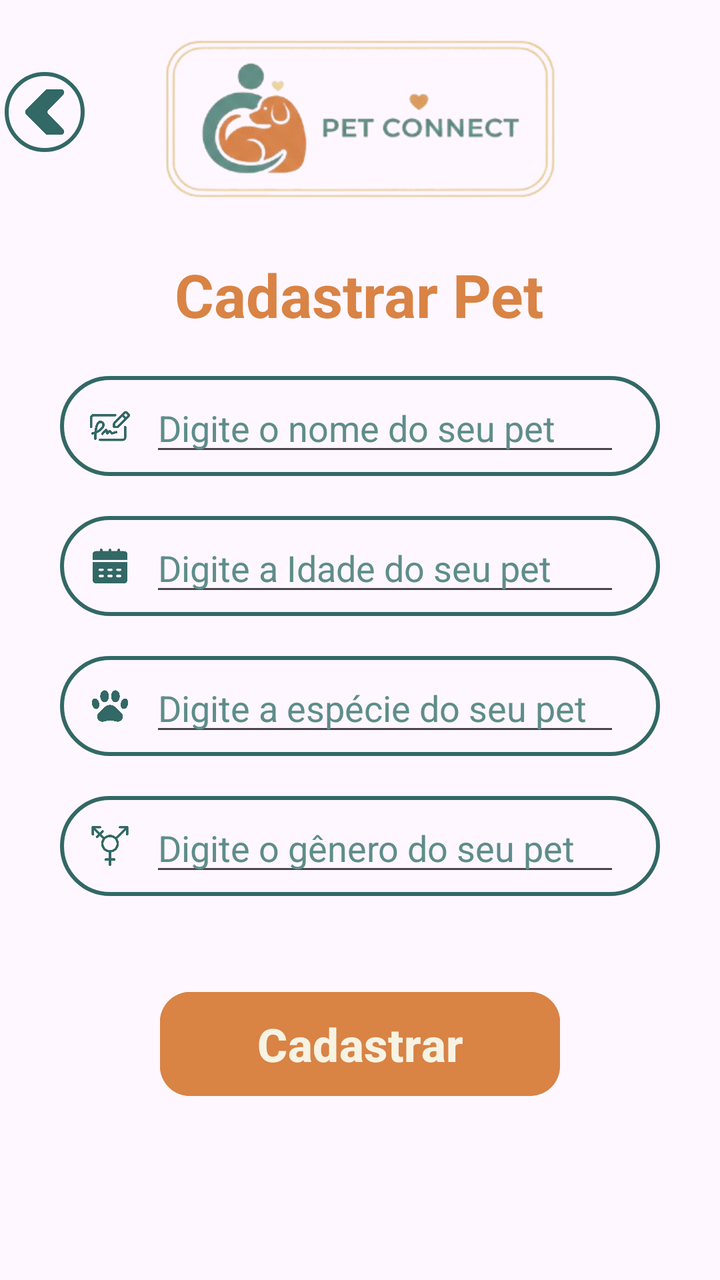
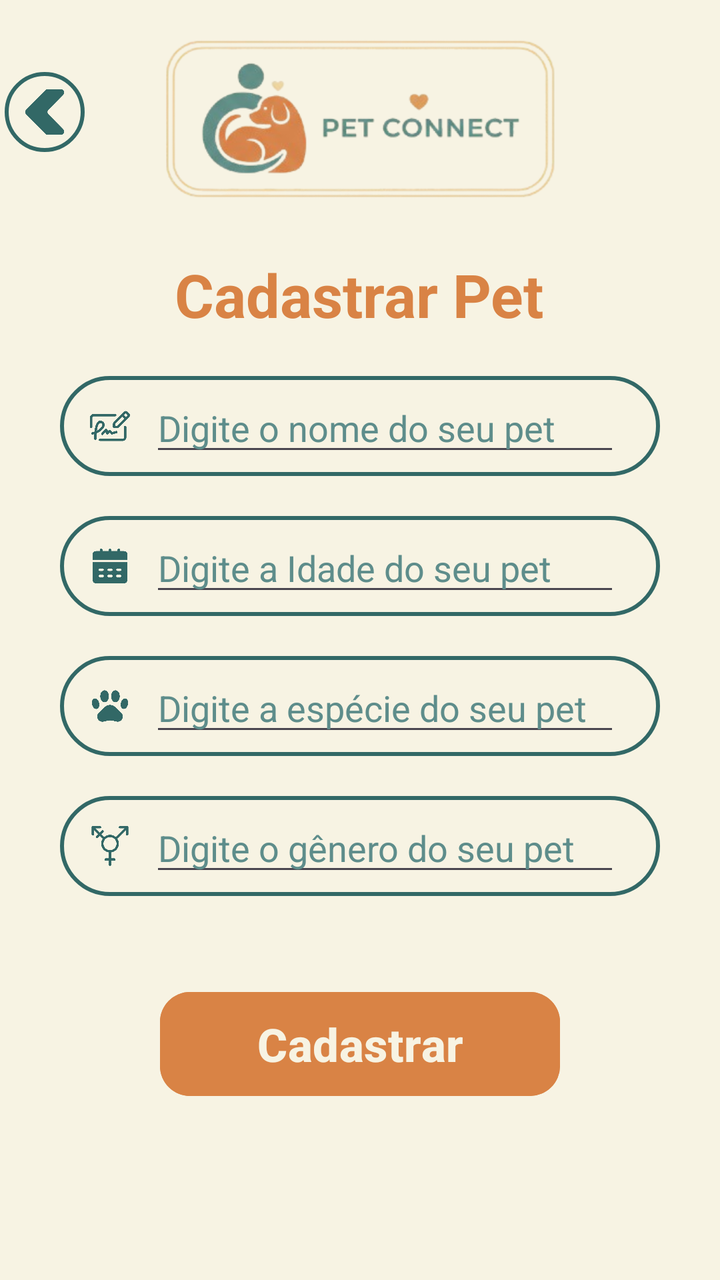

An Android layout rendered at two revisions. The XML below is the earlier revision; the diff shows what the commit changed to produce the second picture.
<!-- AndroidManifest.xml: application theme Theme.Android -->
<!-- res/layout/activity_create_animal.xml -->
<?xml version="1.0" encoding="utf-8"?>
<androidx.constraintlayout.widget.ConstraintLayout xmlns:android="http://schemas.android.com/apk/res/android"
    xmlns:app="http://schemas.android.com/apk/res-auto"
    xmlns:tools="http://schemas.android.com/tools"
    android:id="@+id/main"
    android:layout_width="match_parent"
    android:layout_height="match_parent"
    tools:context=".ui.animal.create.CreateAnimalActivity">

    <Button
        android:id="@+id/btnRegister_create_pet"
        android:layout_width="0dp"
        android:layout_height="60dp"
        android:layout_marginStart="80dp"
        android:layout_marginEnd="80dp"
        android:layout_marginBottom="88dp"
        android:backgroundTint="@color/orange"
        android:text="@string/textBtnCreate"
        android:textColor="@color/beige"
        android:textSize="23sp"
        android:textStyle="bold"
        app:cornerRadius="15dp"
        app:layout_constraintBottom_toBottomOf="parent"
        app:layout_constraintEnd_toEndOf="parent"
        app:layout_constraintHorizontal_bias="0.0"
        app:layout_constraintStart_toStartOf="parent" />

    <LinearLayout
        android:id="@+id/linearLayout3"
        android:layout_width="0dp"
        android:layout_height="wrap_content"
        android:layout_marginStart="30dp"
        android:layout_marginEnd="30dp"
        android:orientation="vertical"
        app:layout_constraintBottom_toTopOf="@+id/btnRegister_create_pet"
        app:layout_constraintEnd_toEndOf="parent"
        app:layout_constraintHorizontal_bias="0.0"
        app:layout_constraintStart_toStartOf="parent"
        app:layout_constraintTop_toBottomOf="@+id/textView"
        app:layout_constraintVertical_bias="0.32">

        <LinearLayout
            android:layout_width="match_parent"
            android:layout_height="wrap_content"
            android:layout_marginBottom="20dp"
            android:background="@drawable/bg_input_blue"
            android:orientation="horizontal"
            android:padding="5dp">

            <ImageView
                android:id="@+id/imageVidew5"
                android:layout_width="40dp"
                android:layout_height="40dp"
                android:layout_weight="0"
                android:padding="10dp"
                android:tint="@color/blueDark"
                app:srcCompat="@drawable/ic_name_pet" />

            <EditText
                android:id="@+id/txName_create_pet"
                android:layout_width="wrap_content"
                android:layout_height="40dp"
                android:layout_marginRight="15dp"
                android:layout_weight="1"
                android:ems="10"
                android:hint="@string/textInputAnimalName"
                android:inputType="text"
                android:textColor="@color/orange"
                android:textColorHint="@color/blue" />
        </LinearLayout>

        <LinearLayout
            android:layout_width="match_parent"
            android:layout_height="wrap_content"
            android:layout_marginBottom="20dp"
            android:background="@drawable/bg_input_blue"
            android:orientation="horizontal"
            android:padding="5dp">

            <ImageView
                android:id="@+id/imageVsdiew5"
                android:layout_width="40dp"
                android:layout_height="40dp"
                android:layout_weight="0"
                android:padding="10dp"
                android:tint="@color/blueDark"
                app:srcCompat="@drawable/ic_age" />

            <EditText
                android:id="@+id/txAge_create_pet"
                android:layout_width="wrap_content"
                android:layout_height="40dp"
                android:layout_marginRight="15dp"
                android:layout_weight="1"
                android:ems="10"
                android:hint="@string/textInputAnimalAge"
                android:inputType="text"
                android:textColor="@color/orange"
                android:textColorHint="@color/blue" />
        </LinearLayout>

        <LinearLayout
            android:layout_width="match_parent"
            android:layout_height="wrap_content"
            android:layout_marginBottom="20dp"
            android:background="@drawable/bg_input_blue"
            android:orientation="horizontal"
            android:padding="5dp">

            <ImageView
                android:id="@+id/imagecvbView5"
                android:layout_width="40dp"
                android:layout_height="40dp"
                android:layout_weight="0"
                android:padding="10dp"
                android:tint="@color/blueDark"
                app:srcCompat="@drawable/ic_animal" />

            <EditText
                android:id="@+id/txSpecies_create_pet"
                android:layout_width="wrap_content"
                android:layout_height="40dp"
                android:layout_marginRight="15dp"
                android:layout_weight="1"
                android:ems="10"
                android:hint="@string/textAnimalSpecies"
                android:inputType="text"
                android:textColor="@color/orange"
                android:textColorHint="@color/blue" />
        </LinearLayout>

        <LinearLayout
            android:layout_width="match_parent"
            android:layout_height="wrap_content"
            android:background="@drawable/bg_input_blue"
            android:orientation="horizontal"
            android:padding="5dp">

            <ImageView
                android:id="@+id/imageView5"
                android:layout_width="40dp"
                android:layout_height="40dp"
                android:layout_weight="0"
                android:padding="10dp"
                android:tint="@color/blueDark"
                app:srcCompat="@drawable/ic_gender" />

            <EditText
                android:id="@+id/txGender_create_pet"
                android:layout_width="wrap_content"
                android:layout_height="40dp"
                android:layout_marginRight="15dp"
                android:layout_weight="1"
                android:ems="10"
                android:hint="@string/textAnimalGender"
                android:inputType="text"
                android:textColor="@color/orange"
                android:textColorHint="@color/blue" />
        </LinearLayout>

    </LinearLayout>

    <ImageButton
        android:id="@+id/btnBack_create_pet"
        android:layout_width="40dp"
        android:layout_height="40dp"
        android:layout_marginTop="36dp"
        android:background="@drawable/bg_input_blue"
        android:padding="7dp"
        android:scaleType="centerCrop"
        android:tint="@color/blueDark"
        app:layout_constraintEnd_toStartOf="@+id/imageView14"
        app:layout_constraintStart_toStartOf="parent"
        app:layout_constraintTop_toTopOf="parent"
        app:srcCompat="@drawable/ic_back" />

    <ImageView
        android:id="@+id/imageView14"
        android:layout_width="271dp"
        android:layout_height="87dp"
        android:layout_marginTop="16dp"
        android:scaleType="centerCrop"
        app:layout_constraintEnd_toEndOf="parent"
        app:layout_constraintStart_toStartOf="parent"
        app:layout_constraintTop_toTopOf="parent"
        app:srcCompat="@drawable/img_logo_straight" />

    <TextView
        android:id="@+id/textView"
        android:layout_width="wrap_content"
        android:layout_height="wrap_content"
        android:layout_marginTop="24dp"
        android:text="@string/textAnimalCreate"
        android:textColor="@color/orange"
        android:textSize="30sp"
        android:textStyle="bold"
        app:layout_constraintEnd_toEndOf="parent"
        app:layout_constraintHorizontal_bias="0.497"
        app:layout_constraintStart_toStartOf="parent"
        app:layout_constraintTop_toBottomOf="@+id/imageView14" />
</androidx.constraintlayout.widget.ConstraintLayout>
<!-- resources referenced by this layout -->
<resources>
  <color name="beige">#F7F3E3</color>
  <color name="blue">#5E8D8B</color>
  <color name="blueDark">#326866</color>
  <color name="orange">#D98345</color>
  <!-- drawable bg_input_blue (drawable) -->
  <?xml version="1.0" encoding="utf-8"?>
  <shape xmlns:android="http://schemas.android.com/apk/res/android"
      android:shape="rectangle">
  
      <stroke
          android:width="2dp"
          android:color="#326866" />
      <corners android:radius="50dp"/>
  </shape>
  <!-- drawable ic_age: png bitmap (drawable, 33521 bytes) -->
  <!-- drawable ic_animal: png bitmap (drawable, 49965 bytes) -->
  <!-- drawable ic_back: png bitmap (drawable, 34847 bytes) -->
  <!-- drawable ic_gender: png bitmap (drawable, 47036 bytes) -->
  <!-- drawable ic_name_pet: png bitmap (drawable, 55961 bytes) -->
  <!-- drawable img_logo_straight: png bitmap (drawable, 63200 bytes) -->
  <string name="textAnimalCreate">Cadastrar Pet</string>
  <string name="textAnimalGender">Digite o gênero do seu pet</string>
  <string name="textAnimalSpecies">Digite a espécie do seu pet</string>
  <string name="textBtnCreate">Cadastrar</string>
  <string name="textInputAnimalAge">Digite a Idade do seu pet</string>
  <string name="textInputAnimalName">Digite o nome do seu pet</string>
  <style name="Theme.Android" parent="Base.Theme.Android" />
  <style name="Base.Theme.Android" parent="Theme.Material3.DayNight.NoActionBar">
          
          
      </style>
</resources>

<!-- the commit's change to res/layout/activity_create_animal.xml (unified diff, before → after) -->
@@ -5,6 +5,7 @@
     android:id="@+id/main"
     android:layout_width="match_parent"
     android:layout_height="match_parent"
+    android:background="@color/beige"
     tools:context=".ui.animal.create.CreateAnimalActivity">
 
     <Button
